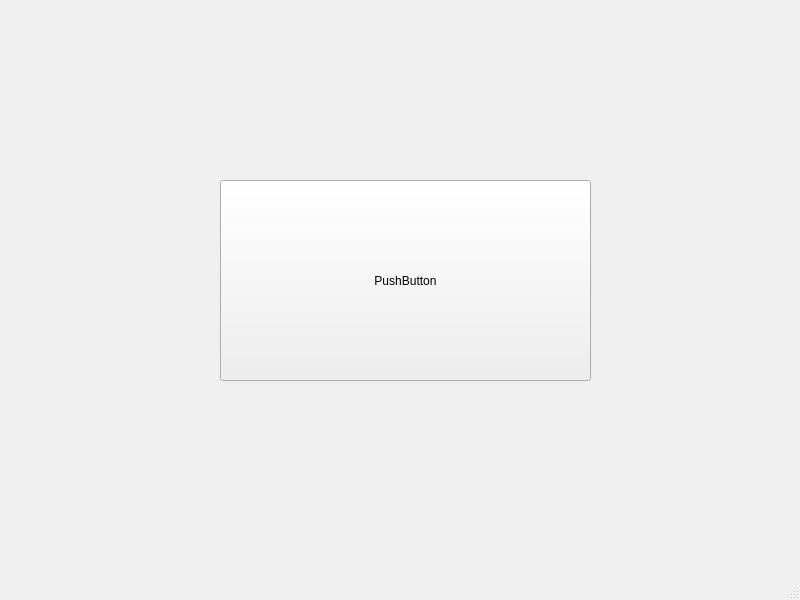
First picture: the form in 2. GUI/Lesson2_MessageBox/Windows/mainwindow.ui, repository gpicugin/QtFramework, before the edit.
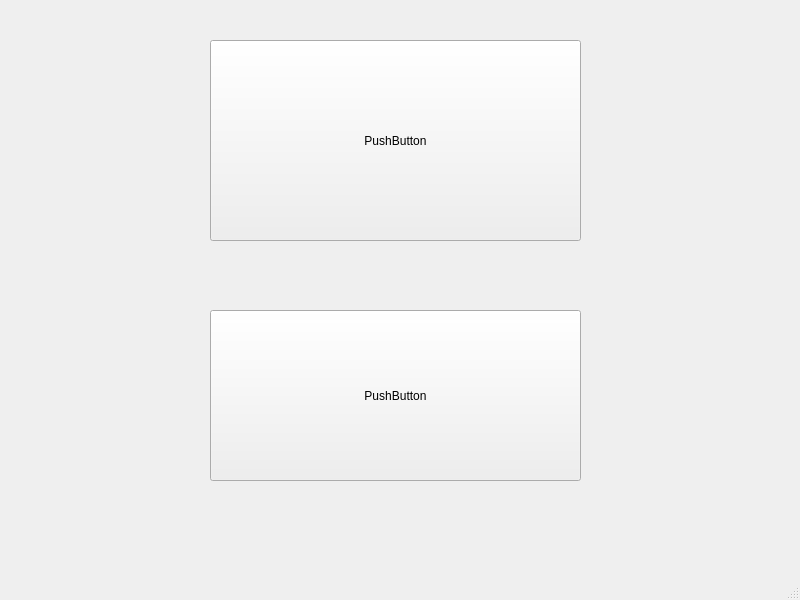
Second picture: the form after the edit.

```diff
--- a/2. GUI/Lesson2_MessageBox/Windows/mainwindow.ui
+++ b/2. GUI/Lesson2_MessageBox/Windows/mainwindow.ui
@@ -17,8 +17,8 @@
    <widget class="QPushButton" name="pushButton">
     <property name="geometry">
      <rect>
-      <x>220</x>
-      <y>180</y>
+      <x>210</x>
+      <y>40</y>
       <width>371</width>
       <height>201</height>
      </rect>
@@ -27,6 +27,19 @@
      <string>PushButton</string>
     </property>
    </widget>
+   <widget class="QPushButton" name="pushButton_2">
+    <property name="geometry">
+     <rect>
+      <x>210</x>
+      <y>310</y>
+      <width>371</width>
+      <height>171</height>
+     </rect>
+    </property>
+    <property name="text">
+     <string>PushButton</string>
+    </property>
+   </widget>
   </widget>
   <widget class="QMenuBar" name="menubar">
    <property name="geometry">
```
